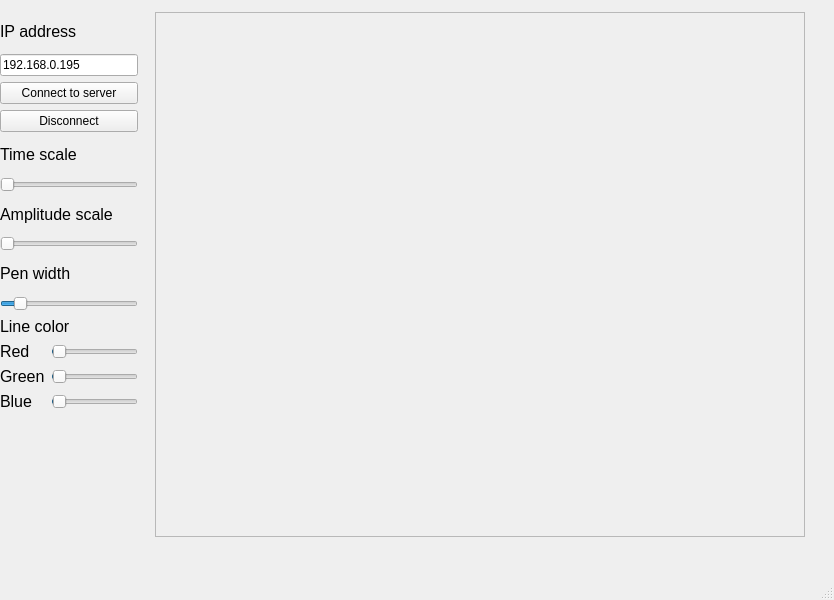
Qt form Receiver/mainwindow.ui (XtreeMaJI/Signal-Transmitter) before a commit.
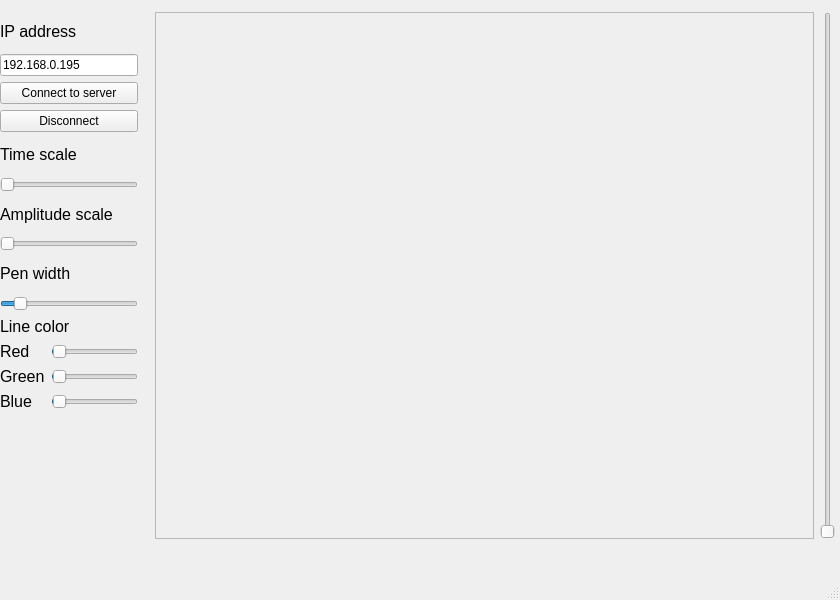
The same form after that commit.

```diff
--- a/Receiver/mainwindow.ui
+++ b/Receiver/mainwindow.ui
@@ -6,7 +6,7 @@
    <rect>
     <x>0</x>
     <y>0</y>
-    <width>834</width>
+    <width>840</width>
     <height>600</height>
    </rect>
   </property>
@@ -20,28 +20,6 @@
    <string>MainWindow</string>
   </property>
   <widget class="QWidget" name="centralwidget">
-   <widget class="QFrame" name="graphFrame">
-    <property name="geometry">
-     <rect>
-      <x>155</x>
-      <y>12</y>
-      <width>650</width>
-      <height>525</height>
-     </rect>
-    </property>
-    <property name="minimumSize">
-     <size>
-      <width>650</width>
-      <height>525</height>
-     </size>
-    </property>
-    <property name="frameShape">
-     <enum>QFrame::StyledPanel</enum>
-    </property>
-    <property name="frameShadow">
-     <enum>QFrame::Raised</enum>
-    </property>
-   </widget>
    <widget class="QWidget" name="">
     <property name="geometry">
      <rect>
@@ -269,6 +247,41 @@
      </item>
     </layout>
    </widget>
+   <widget class="QWidget" name="">
+    <property name="geometry">
+     <rect>
+      <x>155</x>
+      <y>12</y>
+      <width>680</width>
+      <height>527</height>
+     </rect>
+    </property>
+    <layout class="QHBoxLayout" name="horizontalLayout">
+     <item>
+      <widget class="QFrame" name="graphFrame">
+       <property name="minimumSize">
+        <size>
+         <width>650</width>
+         <height>525</height>
+        </size>
+       </property>
+       <property name="frameShape">
+        <enum>QFrame::StyledPanel</enum>
+       </property>
+       <property name="frameShadow">
+        <enum>QFrame::Raised</enum>
+       </property>
+      </widget>
+     </item>
+     <item>
+      <widget class="QSlider" name="amplScrollSlider">
+       <property name="orientation">
+        <enum>Qt::Vertical</enum>
+       </property>
+      </widget>
+     </item>
+    </layout>
+   </widget>
   </widget>
   <widget class="QMenuBar" name="menubar">
    <property name="geometry">
```
Left out of the diff: 2 changed lines with no effect on the pictures.
